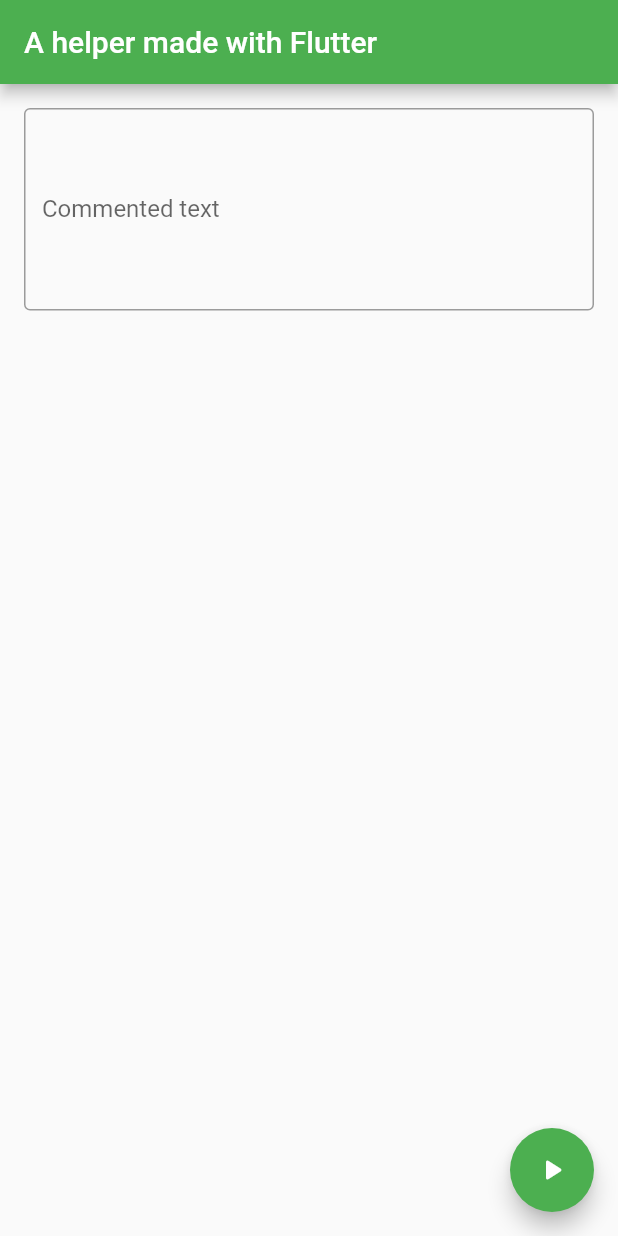
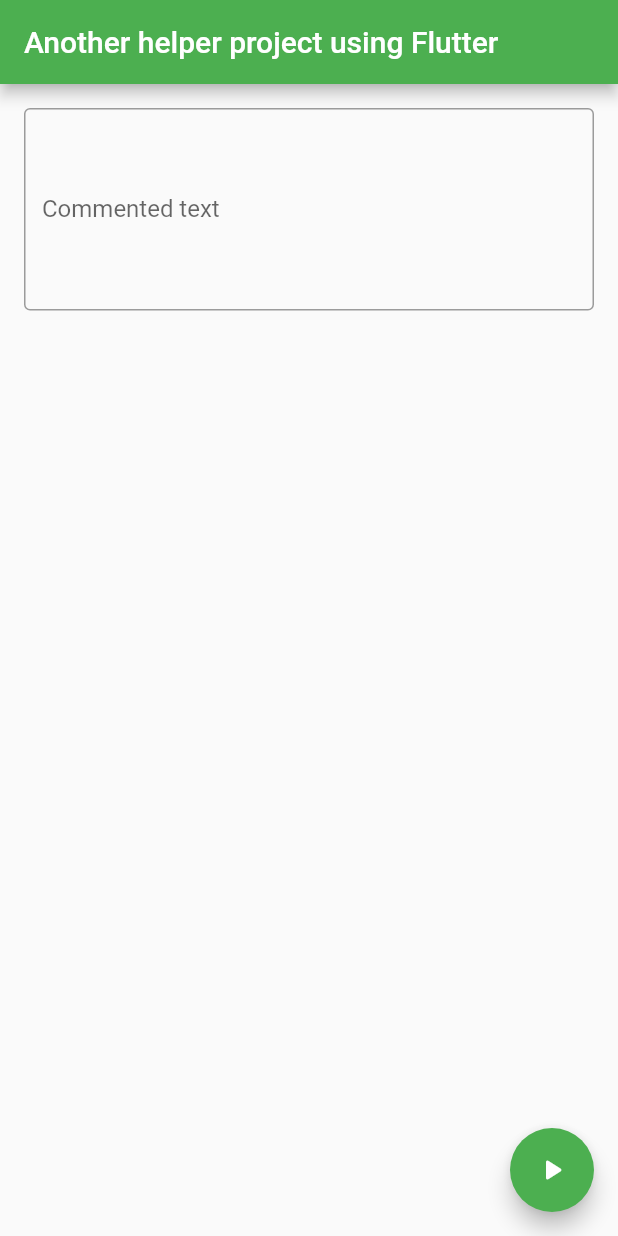
Before and after one commit to areee/apuri_v2, a Flutter app: the screen it shows after launch, on a phone screen of 412 x 824 dp. Run offline on Flutter 3.47's test engine with Material 2 defaults, Android fonts, the phone set to English and light mode, and no system bars; missing offline and left inert: clipboard.

Commit message:
Update readme & title for the program

```diff
--- a/lib/main.dart
+++ b/lib/main.dart
@@ -53,7 +53,7 @@ class _CommentableTextFormState extends State<CommentableTextForm> {
   Widget build(BuildContext context) {
     return Scaffold(
       appBar: AppBar(
-        title: Text('A helper made with Flutter'),
+        title: Text('Another helper project using Flutter'),
       ),
       body: Padding(
         padding: const EdgeInsets.all(16.0),
```
Also changed, not shown: 1 other file.
